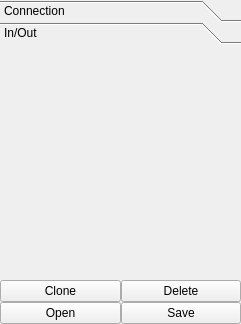
wonkoderverstaendige/Spotter, file ui/tab_serialUi.ui: the form before one commit.
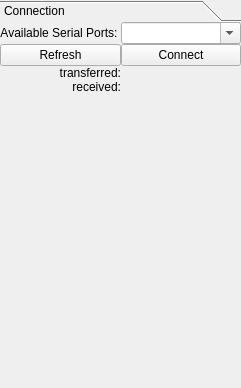
The form after the commit. The open tabs and pages were chosen to show the change.

Patch:
```diff
--- a/ui/tab_serialUi.ui
+++ b/ui/tab_serialUi.ui
@@ -7,7 +7,7 @@
     <x>0</x>
     <y>0</y>
     <width>241</width>
-    <height>324</height>
+    <height>388</height>
    </rect>
   </property>
   <property name="windowTitle">
@@ -48,7 +48,7 @@
           <x>0</x>
           <y>0</y>
           <width>239</width>
-          <height>280</height>
+          <height>365</height>
          </rect>
         </property>
         <attribute name="label">
@@ -61,7 +61,7 @@
          <property name="spacing">
           <number>0</number>
          </property>
-         <item row="3" column="1">
+         <item row="2" column="1">
           <layout class="QGridLayout" name="gridLayout_3">
            <property name="leftMargin">
             <number>0</number>
@@ -210,68 +210,6 @@
          </item>
         </layout>
        </widget>
-       <widget class="QWidget" name="page_objects_IO">
-        <property name="geometry">
-         <rect>
-          <x>0</x>
-          <y>0</y>
-          <width>239</width>
-          <height>280</height>
-         </rect>
-        </property>
-        <attribute name="label">
-         <string>In/Out</string>
-        </attribute>
-        <layout class="QGridLayout" name="gridLayout_7">
-         <property name="margin">
-          <number>0</number>
-         </property>
-         <property name="spacing">
-          <number>0</number>
-         </property>
-         <item row="2" column="3">
-          <widget class="QPushButton" name="pushButton_8">
-           <property name="text">
-            <string>Save</string>
-           </property>
-          </widget>
-         </item>
-         <item row="2" column="1">
-          <widget class="QPushButton" name="pushButton_9">
-           <property name="text">
-            <string>Open</string>
-           </property>
-          </widget>
-         </item>
-         <item row="1" column="1">
-          <widget class="QPushButton" name="pushButton_4">
-           <property name="text">
-            <string>Clone</string>
-           </property>
-          </widget>
-         </item>
-         <item row="1" column="3">
-          <widget class="QPushButton" name="pushButton_5">
-           <property name="text">
-            <string>Delete</string>
-           </property>
-          </widget>
-         </item>
-         <item row="0" column="1">
-          <spacer name="verticalSpacer_3">
-           <property name="orientation">
-            <enum>Qt::Vertical</enum>
-           </property>
-           <property name="sizeHint" stdset="0">
-            <size>
-             <width>20</width>
-             <height>40</height>
-            </size>
-           </property>
-          </spacer>
-         </item>
-        </layout>
-       </widget>
       </widget>
      </item>
     </layout>
```
